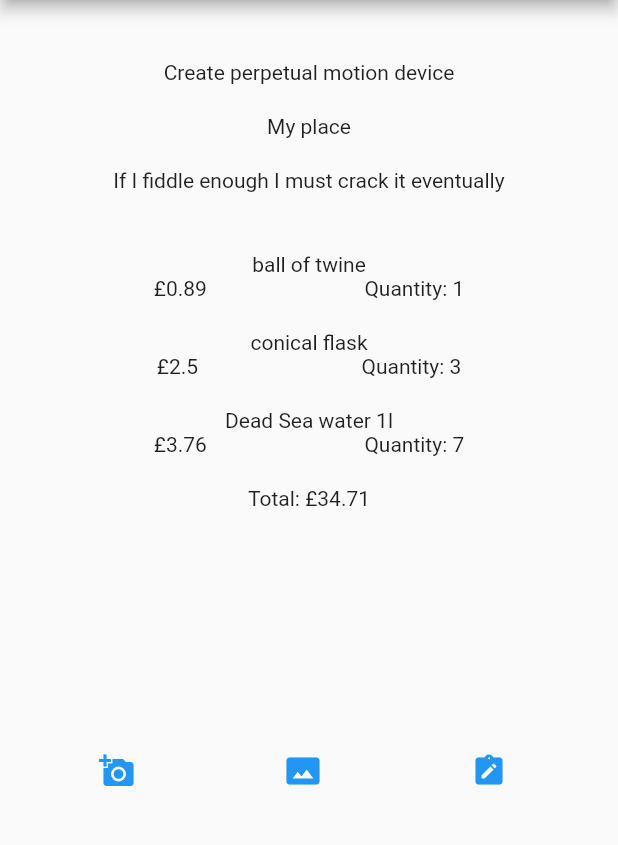
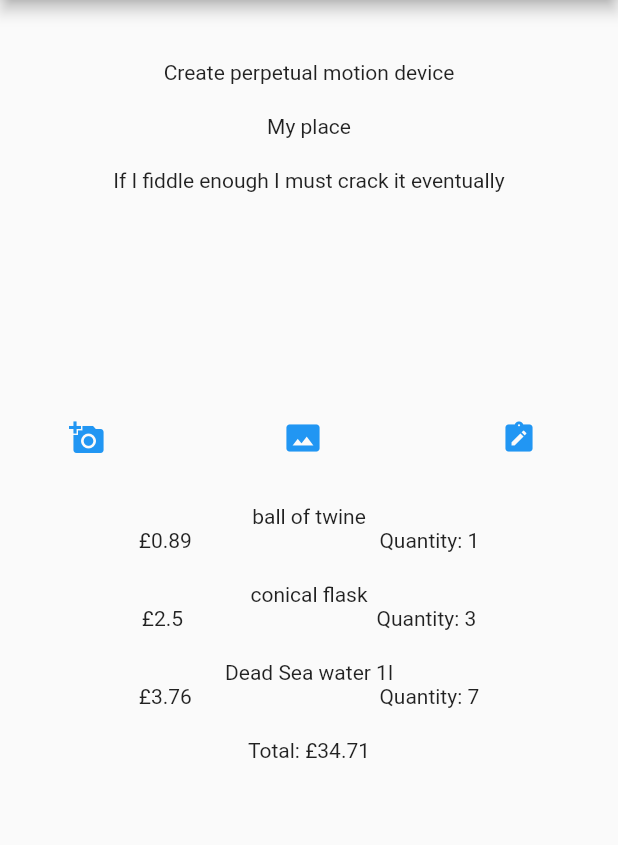
Before and after one commit to nealoverton/grafter, a Flutter app: the JobViewer screen opened directly, on a phone screen of 412 x 824 dp, the part 84-929 px from its top. Run offline on Flutter 3.47's test engine with Material 2 defaults, Android fonts, the phone set to English and light mode, and no system bars; our stand-ins replace cloud_firestore, firebase_auth, firebase_core, image_picker, table_calendar; accounts and stored records are empty.

Commit message:
displays notes above possibly lengthy material list

```diff
--- a/lib/screens/job_viewer.dart
+++ b/lib/screens/job_viewer.dart
@@ -7,6 +7,7 @@
 import 'package:flutter/services.dart';
 import 'package:grafter/shared/fullscreen_image.dart';
 import 'package:image_picker/image_picker.dart';
+import 'dart:convert';
 
 class JobViewer extends StatefulWidget {
   const JobViewer({Key? key}) : super(key: key);
@@ -54,81 +55,33 @@
       appBar: CustomAppBar(),
       body: Container(
         alignment: Alignment.center,
-        padding: const EdgeInsets.symmetric(vertical: 20.0, horizontal: 50.0),
+        padding: const EdgeInsets.symmetric(vertical: 20.0, horizontal: 30.0),
         child: ListView(
           children: <Widget>[
-            SizedBox(
+            const SizedBox(
               height: 20.0,
             ),
             Text(
               testJob.name,
               textAlign: TextAlign.center,
             ),
-            SizedBox(
+            const SizedBox(
               height: 20.0,
             ),
             Text(
               testJob.address,
               textAlign: TextAlign.center,
             ),
-            SizedBox(
+            const SizedBox(
               height: 20.0,
             ),
             Text(
               testJob.description,
               textAlign: TextAlign.center,
             ),
-            SizedBox(
+            const SizedBox(
               height: 20.0,
             ),
-            Column(
-              children: <Widget>[
-                ...testJob.jobMaterials
-                    .map((jobMaterial) => Column(children: [
-                          SizedBox(
-                            height: 20.0,
-                          ),
-                          Text(jobMaterial.name),
-                          Row(
-                            mainAxisAlignment: MainAxisAlignment.spaceAround,
-                            children: [
-                              Text('£' + jobMaterial.price.toString()),
-                              Text('Quantity: ' +
-                                  jobMaterial.quantity.toString())
-                            ],
-                          )
-                        ]))
-                    .toList()
-              ],
-            ),
-            // ListView.builder(
-            //   itemCount: testJob.jobMaterials.length,
-            //   shrinkWrap: true,
-            //   itemBuilder: (context, index) {
-            //     return Column(
-            //       crossAxisAlignment: CrossAxisAlignment.start,
-            //       children: <Widget>[
-            //         Text(testJob.jobMaterials[index].name),
-            //         Row(
-            //             mainAxisAlignment: MainAxisAlignment.spaceAround,
-            //             children: <Widget>[
-            //               Text('£' +
-            //                   testJob.jobMaterials[index].price.toString()),
-            //               Text(testJob.jobMaterials[index].name),
-            //             ])
-            //       ],
-            //     );
-            //   },
-            // ),
-            SizedBox(
-              height: 20.0,
-            ),
-            Text('Total: £' + totalPrice.toString(),
-                textAlign: TextAlign.center),
-            SizedBox(
-              height: 30.0,
-            ),
-
             Row(
               children: <Widget>[
                 Expanded(
@@ -150,13 +103,17 @@
                                       )),
                             );
                           },
-                          child: Image.file(
-                            attachments[index],
-                            height: 100.0,
-                            width: 100.0,
+                          child: ClipRRect(
+                            borderRadius: BorderRadius.circular(8.0),
+                            child: Image.file(
+                              attachments[index],
+                              height: 100.0,
+                              width: 100.0,
+                              fit: BoxFit.cover,
+                            ),
                           ),
                         ),
-                        SizedBox(
+                        const SizedBox(
                           width: 10.0,
                         )
                       ]);
@@ -165,7 +122,7 @@
                 )),
               ],
             ),
-            SizedBox(
+            const SizedBox(
               height: 20.0,
             ),
             Row(
@@ -173,18 +130,50 @@
               children: [
                 TextButton.icon(
                     onPressed: () => pickImage(ImageSource.camera),
-                    icon: Icon(Icons.add_a_photo),
-                    label: Text('')),
+                    icon: const Icon(Icons.add_a_photo),
+                    label: const Text('')),
                 TextButton.icon(
                     onPressed: () => pickImage(ImageSource.gallery),
-                    icon: Icon(Icons.photo_size_select_actual),
-                    label: Text('')),
+                    icon: const Icon(Icons.photo_size_select_actual),
+                    label: const Text('')),
                 TextButton.icon(
                     onPressed: () => {},
-                    icon: Icon(Icons.note_alt),
-                    label: Text(''))
+                    icon: const Icon(Icons.note_alt),
+                    label: const Text(''))
               ],
-            )
+            ),
+            Column(
+              children: <Widget>[
+                ...testJob.jobMaterials
+                    .map((jobMaterial) => Column(children: [
+                          const SizedBox(
+                            height: 20.0,
+                          ),
+                          Text(jobMaterial.name),
+                          Row(
+                            mainAxisAlignment: MainAxisAlignment.spaceAround,
+                            children: [
+                              Text('£' + jobMaterial.price.toString()),
+                              Row(
+                                children: [
+                                  Text('Quantity: ' +
+                                      jobMaterial.quantity.toString()),
+                                ],
+                              )
+                            ],
+                          )
+                        ]))
+                    .toList()
+              ],
+            ),
+            const SizedBox(
+              height: 20.0,
+            ),
+            Text('Total: £' + totalPrice.toString(),
+                textAlign: TextAlign.center),
+            const SizedBox(
+              height: 30.0,
+            ),
           ],
         ),
       ),
```
